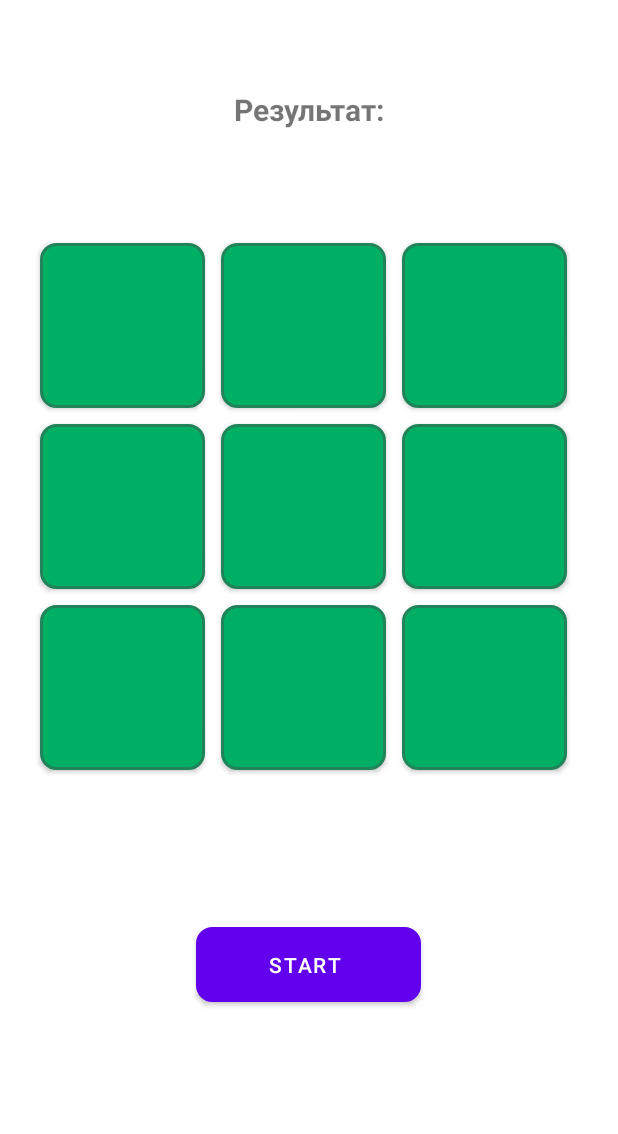
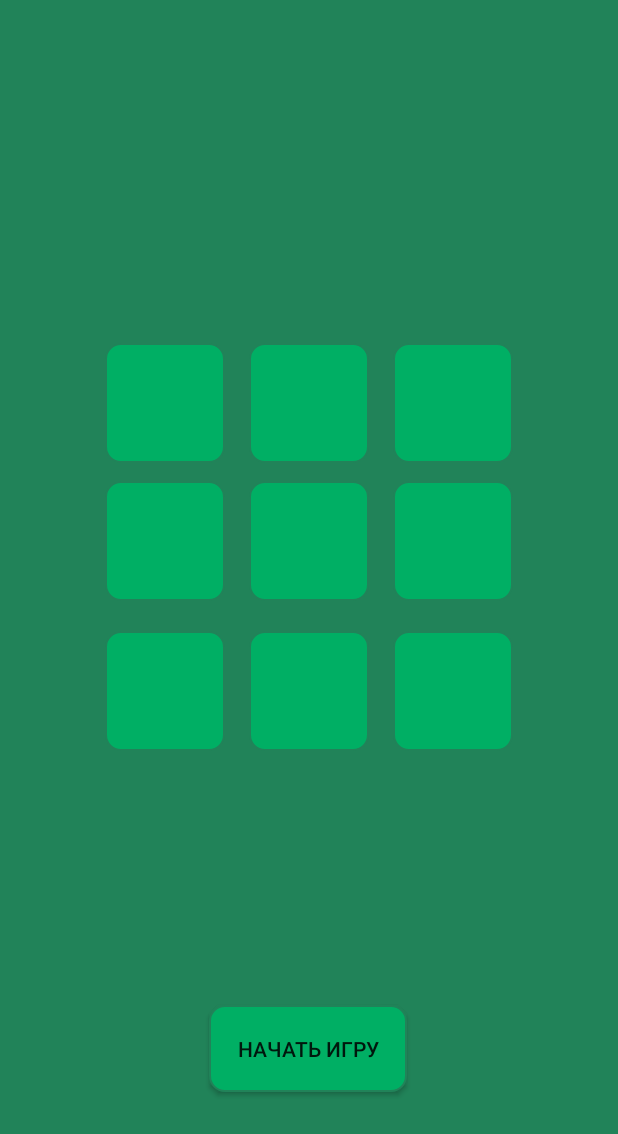
Before and after one commit to hyredeuvft/XO, an Android app: the screen it shows after launch (MainActivity), on a phone screen of 412 x 824 dp. Shown: the top 1134 px of the screen. Run offline under Robolectric (Android 15) with nearby library versions, the phone set to English and light mode, and no system bars.

Commit message:
First commit

```diff
--- a/app/src/main/java/com/example/xo3isp914/MainActivity.java
+++ b/app/src/main/java/com/example/xo3isp914/MainActivity.java
@@ -10,119 +10,169 @@ import android.widget.TextView;
 
 public class MainActivity extends AppCompatActivity {
 
-    Button r1c1;
-    Button r1c2;
-    Button r1c3;
-    Button r2c1;
-    Button r2c2;
-    Button r2c3;
-    Button r3c1;
-    Button r3c2;
-    Button r3c3;
-    Button start;
-    TextView result;
+    Boolean XO = true;
+    Boolean restart = false;
 
-    Boolean XO = true;
-    Boolean isStarted = false;
-    Boolean restart = true;
-    Integer count = 0;
+    TextView tvMain;
+
+    Button btn00;
+    Button btn01;
+    Button btn02;
+    Button btn10;
+    Button btn11;
+    Button btn12;
+    Button btn20;
+    Button btn21;
+    Button btn22;
+
+
 
     @Override
-    protected void onCreate(Bundle savedInstanceState) {
+    protected void onCreate (Bundle savedInstanceState) {
         super.onCreate(savedInstanceState);
         setContentView(R.layout.activity_main);
+        btn00 = (Button) findViewById(R.id.button00);
+        btn01 = (Button) findViewById(R.id.button01);
+        btn02 = (Button) findViewById(R.id.button02);
+        btn10 = (Button) findViewById(R.id.button10);
+        btn11 = (Button) findViewById(R.id.button11);
+        btn12 = (Button) findViewById(R.id.button12);
+        btn20 = (Button) findViewById(R.id.button20);
+        btn21 = (Button) findViewById(R.id.button21);
+        btn22 = (Button) findViewById(R.id.button22);
+        tvMain = (TextView) findViewById(R.id.textView2);
+        btn00.setEnabled(false);
+        btn01.setEnabled(false);
+        btn02.setEnabled(false);
+        btn10.setEnabled(false);
+        btn11.setEnabled(false);
+        btn12.setEnabled(false);
+        btn20.setEnabled(false);
+        btn21.setEnabled(false);
+        btn22.setEnabled(false);
 
-        r1c1 = (Button) findViewById(R.id.r1c1);
-        r1c2 = (Button) findViewById(R.id.r1c2);
-        r1c3 = (Button) findViewById(R.id.r1c3);
-        r2c1 = (Button) findViewById(R.id.r2c1);
-        r2c2 = (Button) findViewById(R.id.r2c2);
-        r2c3 = (Button) findViewById(R.id.r2c3);
-        r3c1 = (Button) findViewById(R.id.r3c1);
-        r3c2 = (Button) findViewById(R.id.r3c2);
-        r3c3 = (Button) findViewById(R.id.r3c3);
-        start = (Button) findViewById(R.id.start);
-        result = (TextView) findViewById(R.id.Result);
-        start.setOnClickListener(this::onClickStart);
-        r1c1.setOnClickListener(this::onClick);
-        r1c2.setOnClickListener(this::onClick);
-        r1c3.setOnClickListener(this::onClick);
-        r2c1.setOnClickListener(this::onClick);
-        r2c2.setOnClickListener(this::onClick);
-        r2c3.setOnClickListener(this::onClick);
-        r3c3.setOnClickListener(this::onClick);
-        r3c2.setOnClickListener(this::onClick);
-        r3c1.setOnClickListener(this::onClick);
+
+
+    }
+    public void onClick(View v) {
+        Button vv =(Button) v;
+        vv.setEnabled(false);
+        if(XO){
+            vv.setText("X");
+            XO=false;
+        }
+        else {
+            vv.setText("O");
+            XO=true;
+        }
+        XO();
+        Check();
+
+    }
+    public void Win(String s){
+        if(s.toString()=="X"){
+            tvMain.setText("Выиграл Х");
+            restart = true;
+        }
+        else if (s.toString()=="O"){
+            tvMain.setText("Выиграл О");
+            restart = true;
+        }
+        else{
+            tvMain.setText("Ничья");
+            restart = true;
+        }
+        btn00.setEnabled(false);
+        btn01.setEnabled(false);
+        btn02.setEnabled(false);
+        btn10.setEnabled(false);
+        btn11.setEnabled(false);
+        btn12.setEnabled(false);
+        btn20.setEnabled(false);
+        btn21.setEnabled(false);
+        btn22.setEnabled(false);
+    }
+    public void Check() {
+        if(btn11.getText().toString().length() != 0 && btn00.getText().toString() == btn11.getText().toString() && btn11.getText().toString() == btn22.getText().toString())
+        {
+            Win(btn11.getText().toString());
+            return;
+        }
+        if(btn11.getText().toString().length() != 0 && btn01.getText().toString() == btn11.getText().toString() && btn11.getText().toString() == btn21.getText().toString())
+        {
+            Win(btn11.getText().toString());
+            return;
+        }
+        if(btn11.getText().toString().length() != 0 && btn02.getText().toString() == btn11.getText().toString() && btn11.getText().toString() == btn20.getText().toString())
+        {
+            Win(btn11.getText().toString());
+            return;
+        }
+        if(btn11.getText().toString().length() != 0 && btn10.getText().toString() == btn11.getText().toString() && btn11.getText().toString() == btn12.getText().toString())
+        {
+            Win(btn11.getText().toString());
+            return;
+        }
+        if(btn00.getText().toString().length() != 0 && btn00.getText().toString() == btn01.getText().toString() && btn01.getText().toString() == btn02.getText().toString())
+        {
+            Win(btn00.getText().toString());
+            return;
+        }
+        if(btn00.getText().toString().length() != 0 && btn00.getText().toString() == btn10.getText().toString() && btn10.getText().toString() == btn20.getText().toString())
+        {
+            Win(btn00.getText().toString());
+            return;
+        }
+        if(btn22.getText().toString().length() != 0 && btn22.getText().toString() == btn21.getText().toString() && btn21.getText().toString() == btn20.getText().toString())
+        {
+            Win(btn11.getText().toString());
+            return;
+        }
+        if(btn22.getText().toString().length() != 0 && btn22.getText().toString() == btn12.getText().toString() && btn12.getText().toString() == btn02.getText().toString())
+        {
+            Win(btn11.getText().toString());
+            return;
+        }
+        else if(btn00.getText().toString().length() != 0  && btn01.getText().toString().length() != 0  && btn02.getText().toString().length() != 0  && btn10.getText().toString().length() != 0
+                && btn11.getText().toString().length() != 0 && btn12.getText().toString().length() != 0  && btn20.getText().toString().length() != 0 && btn21.getText().toString().length() != 0
+                && btn22.getText().toString().length() != 0)
+        {
+            Win("");
+        }
 
     }
 
-    public void onClick(View v)
+    public void Start(View v){
+        if (restart){
+            Intent act = new Intent(this, MainActivity.class);
+            startActivity(act);
+
+        }
+        else{
+            Button vv = (Button) v;
+            vv.setText("Начать заново");
+            restart=true;
+            btn00.setEnabled(true);
+            btn01.setEnabled(true);
+            btn02.setEnabled(true);
+            btn10.setEnabled(true);
+            btn11.setEnabled(true);
+            btn12.setEnabled(true);
+            btn20.setEnabled(true);
+            btn21.setEnabled(true);
+            btn22.setEnabled(true);
+
+        }
+        XO();
+    }
+    public void XO()
     {
-        if (isStarted)
+        if (XO)
         {
-            Button vv = (Button) v;
-            if (XO)
-            {
-                vv.setText("X ");
-                vv.setEnabled(false);
-                XO =! XO;
-            }
-            else
-            {
-                vv.setText("O ");
-                vv.setEnabled(false);
-                XO =! XO;
-            }
-            if (r1c1.getText().toString()== r1c2.getText().toString() && r1c1.getText().toString()==r1c3.getText().toString()
-                    &&r1c1.getText().toString().length()!=0 ||
-                    r1c1.getText().toString() == r2c1.getText().toString() && r1c1.getText().toString() == r3c1.getText().toString()
-                            &&r1c1.getText().toString().length()!=0)
-            {
-                result.setText(r1c1.getText().toString() + "Win");
-                isStarted =! isStarted;
-            }
-            if (r3c3.getText().toString()== r3c2.getText().toString() && r3c3.getText().toString()==r3c1.getText().toString()
-                    &&r3c3.getText().toString().length()!=0 ||
-                    r3c3.getText().toString() == r2c3.getText().toString() && r3c3.getText().toString() == r1c3.getText().toString()
-                            &&r3c3.getText().toString().length()!=0)
-            {
-                result.setText(r3c3.getText().toString() + "Win");
-                isStarted =! isStarted;
-            }
-
-            if (r2c2.getText().toString()== r1c1.getText().toString() && r2c2.getText().toString()==r3c3.getText().toString() &&r2c2.getText().toString().length()!=0 ||
-                    r2c2.getText().toString() == r1c3.getText().toString() && r2c2.getText().toString() == r3c1.getText().toString()
-                            &&r2c2.getText().toString().length()!=0 ||
-                    r2c2.getText().toString()== r1c2.getText().toString() && r2c2.getText().toString()==r3c2.getText().toString()
-                            &&r2c2.getText().toString().length()!=0 ||
-                    r2c2.getText().toString() == r2c1.getText().toString() && r2c2.getText().toString() == r2c3.getText().toString()
-                            &&r2c2.getText().toString().length()!=0 )
-            {
-                result.setText(r3c3.getText().toString() + "Win");
-                isStarted =! isStarted;
-            }
-            if (count==8 && result.getText().toString().length()==15)
-            {
-                result.setText("Ничья");
-            }
-            count++;
+            tvMain.setText("Ход Х");
+        }
+        else
+            { tvMain.setText("Ход О");
         }
     }
-
-    public void onClickStart (View v)
-    {
-        if (restart)
-        {
-            Button vv = (Button) v;
-            isStarted = true;
-            vv.setText("Restart");
-            restart = false;
-        }
-        else
-        {
-            Intent act = new Intent(this,MainActivity.class);
-            startActivity(act);
-        }
-    }
-
 }
--- /dev/null
+++ b/app/src/main/res/drawable/round.xml
@@ -0,0 +1,11 @@
+<?xml version="1.0" encoding="utf-8"?>
+<shape xmlns:android="http://schemas.android.com/apk/res/android"
+    android:shape="oval" >
+    <stroke
+        android:height="1dp"
+        android:width="1dp"
+        android:color="@color/black" />
+    <size android:width="128dp" android:height="128dp"/>
+    <solid android:color="@color/green"/>
+
+</shape>
--- /dev/null
+++ b/app/src/main/res/drawable/round1.xml
@@ -0,0 +1,19 @@
+<?xml version="1.0" encoding="utf-8"?>
+<shape xmlns:android="http://schemas.android.com/apk/res/android"
+    android:shape="rectangle" >
+    <stroke
+        android:height="1dp"
+        android:width="1dp"
+        android:color="@color/swamp" />
+
+    <size android:width="30dp"
+        android:height="30dp"
+        />
+    <corners
+        android:radius="10dp"
+        />
+
+
+    <solid android:color="@color/green"/>
+
+</shape>
--- a/app/src/main/res/layout/activity_main.xml
+++ b/app/src/main/res/layout/activity_main.xml
@@ -4,143 +4,188 @@
     xmlns:tools="http://schemas.android.com/tools"
     android:layout_width="match_parent"
     android:layout_height="match_parent"
-    tools:context=".MainActivity">
+    tools:context=".MainActivity"
+    android:background="@color/swamp">
 
-    <LinearLayout
-        android:layout_width="409dp"
-        android:layout_height="729dp"
-        android:layout_marginStart="8dp"
+    <TextView
+        android:id="@+id/textView2"
+        android:layout_width="wrap_content"
+        android:layout_height="wrap_content"
         android:layout_marginTop="32dp"
-        android:layout_marginEnd="8dp"
-        android:layout_marginBottom="8dp"
-        android:orientation="vertical"
+        android:textColor="#000000"
+        android:textSize="24sp"
+        app:layout_constraintEnd_toEndOf="parent"
+        app:layout_constraintStart_toStartOf="parent"
+        app:layout_constraintTop_toTopOf="parent" />
+
+    <androidx.constraintlayout.widget.ConstraintLayout
+        android:id="@+id/constraintLayout"
+        android:layout_width="match_parent"
+        android:layout_height="wrap_content"
+        android:layout_marginTop="12dp"
+        android:orientation="horizontal"
+        app:layout_constraintEnd_toEndOf="parent"
+        app:layout_constraintHorizontal_bias="0.0"
+        app:layout_constraintStart_toStartOf="parent"
+        app:layout_constraintTop_toBottomOf="@+id/constraintLayout2">
+
+
+        <androidx.appcompat.widget.AppCompatButton
+            android:id="@+id/button10"
+            android:layout_width="80dp"
+            android:layout_height="80dp"
+            android:layout_marginEnd="16dp"
+            android:layout_weight="0"
+            android:background="@drawable/round1"
+            android:onClick="onClick"
+            android:textColor="@color/black"
+            android:textSize="25dp"
+            app:layout_constraintEnd_toStartOf="@+id/button11"
+            app:layout_constraintTop_toTopOf="parent" />
+
+        <androidx.appcompat.widget.AppCompatButton
+            android:id="@+id/button11"
+            android:layout_width="80dp"
+            android:layout_height="80dp"
+            android:layout_weight="0"
+            android:background="@drawable/round1"
+            android:onClick="onClick"
+            android:textColor="@color/black"
+            android:textSize="25dp"
+            app:layout_constraintEnd_toEndOf="parent"
+            app:layout_constraintStart_toStartOf="parent"
+            app:layout_constraintTop_toTopOf="parent" />
+
+        <androidx.appcompat.widget.AppCompatButton
+            android:id="@+id/button12"
+            android:layout_width="80dp"
+            android:layout_height="80dp"
+            android:layout_marginStart="16dp"
+            android:layout_weight="0"
+            android:background="@drawable/round1"
+            android:onClick="onClick"
+            android:textColor="@color/black"
+            android:textSize="25dp"
+            app:layout_constraintStart_toEndOf="@+id/button11"
+            app:layout_constraintTop_toTopOf="parent" />
+
+    </androidx.constraintlayout.widget.ConstraintLayout>
+
+    <androidx.constraintlayout.widget.ConstraintLayout
+        android:id="@+id/constraintLayout2"
+        android:layout_width="match_parent"
+        android:layout_height="wrap_content"
+        android:layout_marginTop="164dp"
+        android:orientation="horizontal"
+        app:layout_constraintEnd_toEndOf="parent"
+        app:layout_constraintHorizontal_bias="0.0"
+        app:layout_constraintStart_toStartOf="parent"
+        app:layout_constraintTop_toBottomOf="@+id/textView2">
+
+
+        <androidx.appcompat.widget.AppCompatButton
+            android:id="@+id/button00"
+            android:layout_width="80dp"
+            android:layout_height="80dp"
+            android:layout_marginEnd="16dp"
+            android:background="@drawable/round1"
+            android:onClick="onClick"
+            android:textColor="@color/black"
+            android:textSize="25dp"
+
+            app:layout_constraintEnd_toStartOf="@+id/button01"
+            app:layout_constraintTop_toTopOf="parent" />
+
+        <androidx.appcompat.widget.AppCompatButton
+            android:id="@+id/button01"
+            android:layout_width="80dp"
+            android:layout_height="80dp"
+            android:background="@drawable/round1"
+            android:onClick="onClick"
+            android:textColor="@color/black"
+            android:textSize="25dp"
+            app:layout_constraintEnd_toEndOf="parent"
+            app:layout_constraintStart_toStartOf="parent"
+            app:layout_constraintTop_toTopOf="parent" />
+
+        <androidx.appcompat.widget.AppCompatButton
+            android:id="@+id/button02"
+            android:layout_width="80dp"
+            android:layout_height="80dp"
+            android:layout_marginStart="16dp"
+            android:background="@drawable/round1"
+            android:onClick="onClick"
+            android:textColor="@color/black"
+            android:textSize="25dp"
+            app:layout_constraintStart_toEndOf="@+id/button01"
+            app:layout_constraintTop_toTopOf="parent" />
+
+    </androidx.constraintlayout.widget.ConstraintLayout>
+
+    <androidx.constraintlayout.widget.ConstraintLayout
+        android:id="@+id/constraintLayout3"
+        android:layout_width="match_parent"
+        android:layout_height="wrap_content"
+        android:layout_marginTop="20dp"
+        android:orientation="horizontal"
+        app:layout_constraintEnd_toEndOf="parent"
+        app:layout_constraintHorizontal_bias="0.0"
+        app:layout_constraintStart_toStartOf="parent"
+        app:layout_constraintTop_toBottomOf="@+id/constraintLayout">
+
+
+        <androidx.appcompat.widget.AppCompatButton
+            android:id="@+id/button20"
+            android:layout_width="80dp"
+            android:layout_height="80dp"
+            android:layout_marginEnd="16dp"
+            android:layout_weight="0"
+            android:background="@drawable/round1"
+            android:onClick="onClick"
+            android:textColor="@color/black"
+            android:textSize="25dp"
+            app:layout_constraintEnd_toStartOf="@+id/button21"
+            app:layout_constraintTop_toTopOf="parent" />
+
+        <androidx.appcompat.widget.AppCompatButton
+            android:id="@+id/button21"
+            android:layout_width="80dp"
+            android:layout_height="80dp"
+            android:layout_weight="0"
+            android:background="@drawable/round1"
+            android:onClick="onClick"
+            android:textColor="@color/black"
+            android:textSize="25dp"
+            app:layout_constraintEnd_toEndOf="parent"
+            app:layout_constraintStart_toStartOf="parent"
+            app:layout_constraintTop_toTopOf="parent" />
+
+        <androidx.appcompat.widget.AppCompatButton
+            android:id="@+id/button22"
+            android:layout_width="80dp"
+            android:layout_height="80dp"
+            android:layout_marginStart="16dp"
+            android:layout_weight="0"
+            android:background="@drawable/round1"
+            android:onClick="onClick"
+            android:textColor="@color/black"
+            android:textSize="25dp"
+            app:layout_constraintStart_toEndOf="@+id/button21"
+            app:layout_constraintTop_toTopOf="parent" />
+
+    </androidx.constraintlayout.widget.ConstraintLayout>
+
+    <androidx.appcompat.widget.AppCompatButton
+        android:id="@+id/button"
+        android:layout_width="132dp"
+        android:layout_height="58dp"
+        android:layout_marginBottom="96dp"
+        android:background="@drawable/round1"
+        android:onClick="Start"
+        android:text="@string/start"
         app:layout_constraintBottom_toBottomOf="parent"
         app:layout_constraintEnd_toEndOf="parent"
-        app:layout_constraintStart_toStartOf="parent"
-        app:layout_constraintTop_toTopOf="parent">
-
-        <TextView
-            android:id="@+id/Result"
-            android:layout_width="wrap_content"
-            android:layout_height="wrap_content"
-            android:layout_gravity="center"
-            android:layout_marginBottom="70dp"
-            android:text="@string/txtRes"
-            android:textSize="20sp"
-            android:textStyle="bold" />
-
-        <TableLayout
-            android:layout_width="369dp"
-            android:layout_height="361dp"
-            android:layout_gravity="center">
-
-            <TableRow
-                android:layout_width="314dp"
-                android:layout_height="115dp">
-
-                <androidx.appcompat.widget.AppCompatButton
-                    android:id="@+id/r1c1"
-                    android:layout_width="110dp"
-                    android:layout_height="110dp"
-                    android:layout_margin="5dp"
-                    android:background="@drawable/stylebutton"
-                    android:text="@string/btnText"
-                    tools:ignore="SpeakableTextPresentCheck" />
-
-                <androidx.appcompat.widget.AppCompatButton
-                    android:id="@+id/r1c2"
-                    android:layout_width="110dp"
-                    android:layout_height="110dp"
-                    android:layout_margin="5dp"
-                    android:background="@drawable/stylebutton"
-                    android:text="@string/btnText"
-                    tools:ignore="SpeakableTextPresentCheck" />
-
-                <androidx.appcompat.widget.AppCompatButton
-                    android:id="@+id/r1c3"
-                    android:layout_width="110dp"
-                    android:layout_height="110dp"
-                    android:layout_margin="5dp"
-                    android:background="@drawable/stylebutton"
-                    android:text="@string/btnText"
-                    tools:ignore="SpeakableTextPresentCheck" />
-            </TableRow>
-
-            <TableRow
-                android:layout_width="match_parent"
-                android:layout_height="match_parent">
-
-                <androidx.appcompat.widget.AppCompatButton
-                    android:id="@+id/r2c1"
-                    android:layout_width="110dp"
-                    android:layout_height="110dp"
-                    android:layout_margin="5dp"
-                    android:background="@drawable/stylebutton"
-                    android:text="@string/btnText"
-                    tools:ignore="SpeakableTextPresentCheck" />
-
-                <androidx.appcompat.widget.AppCompatButton
-                    android:id="@+id/r2c2"
-                    android:layout_width="110dp"
-                    android:layout_height="110dp"
-                    android:layout_margin="5dp"
-                    android:background="@drawable/stylebutton"
-                    android:text="@string/btnText"
-                    tools:ignore="SpeakableTextPresentCheck" />
-
-                <androidx.appcompat.widget.AppCompatButton
-                    android:id="@+id/r2c3"
-                    android:layout_width="110dp"
-                    android:layout_height="110dp"
-                    android:layout_margin="5dp"
-                    android:background="@drawable/stylebutton"
-                    android:text="@string/btnText"
-                    tools:ignore="SpeakableTextPresentCheck" />
-            </TableRow>
-
-            <TableRow
-                android:layout_width="match_parent"
-                android:layout_height="match_parent">
-
-                <androidx.appcompat.widget.AppCompatButton
-                    android:id="@+id/r3c1"
-                    android:layout_width="110dp"
-                    android:layout_height="110dp"
-                    android:layout_margin="5dp"
-                    android:background="@drawable/stylebutton"
-                    android:text="@string/btnText"
-                    tools:ignore="SpeakableTextPresentCheck" />
-
-                <androidx.appcompat.widget.AppCompatButton
-                    android:id="@+id/r3c2"
-                    android:layout_width="110dp"
-                    android:layout_height="110dp"
-                    android:layout_margin="5dp"
-                    android:background="@drawable/stylebutton"
-                    android:text="@string/btnText"
-                    tools:ignore="SpeakableTextPresentCheck" />
-
-                <androidx.appcompat.widget.AppCompatButton
-                    android:id="@+id/r3c3"
-                    android:layout_width="110dp"
-                    android:layout_height="110dp"
-                    android:layout_margin="5dp"
-                    android:background="@drawable/stylebutton"
-                    android:text="@string/btnText"
-                    tools:ignore="SpeakableTextPresentCheck" />
-            </TableRow>
-
-        </TableLayout>
-
-        <Button
-            android:id="@+id/start"
-            android:layout_width="150dp"
-            android:layout_height="50dp"
-            android:layout_gravity="center"
-            android:layout_marginTop="100dp"
-            android:background="@drawable/stylebutton"
-            android:text="Start " />
-
-    </LinearLayout>
+        app:layout_constraintHorizontal_bias="0.498"
+        app:layout_constraintStart_toStartOf="parent" />
 
 </androidx.constraintlayout.widget.ConstraintLayout>
--- a/app/src/main/res/values/strings.xml
+++ b/app/src/main/res/values/strings.xml
@@ -2,4 +2,8 @@
     <string name="app_name">XO3ISP914</string>
     <string name="txtRes">Результат:</string>
     <string name="btnText"></string>
+    <string name="txtGo"></string>
+    <string name="o">O</string>
+    <string name="x">X</string>
+    <string name="start">Начать игру</string>
 </resources>
```
